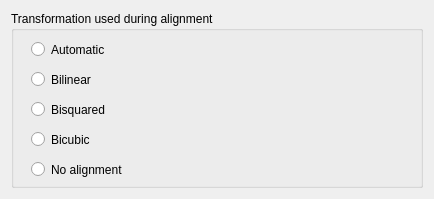
The window that DeepSkyStacker/ui/AlignmentParameters.ui (deepskystacker/DSS) describes before a commit, drawn with Qt 5.
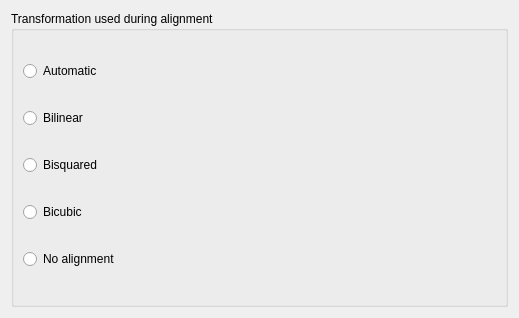
The same window after the commit.

Patch:
```diff
--- a/DeepSkyStacker/ui/AlignmentParameters.ui
+++ b/DeepSkyStacker/ui/AlignmentParameters.ui
@@ -6,8 +6,8 @@
    <rect>
     <x>0</x>
     <y>0</y>
-    <width>434</width>
-    <height>199</height>
+    <width>519</width>
+    <height>318</height>
    </rect>
   </property>
   <property name="windowTitle">
@@ -19,79 +19,35 @@
      <property name="title">
       <string>Transformation used during alignment</string>
      </property>
-     <widget class="QRadioButton" name="alignAuto">
-      <property name="geometry">
-       <rect>
-        <x>20</x>
-        <y>30</y>
-        <width>161</width>
-        <height>17</height>
-       </rect>
-      </property>
-      <property name="text">
-       <string>Automatic</string>
-      </property>
-     </widget>
-     <widget class="QRadioButton" name="alignBilinear">
-      <property name="geometry">
-       <rect>
-        <x>20</x>
-        <y>60</y>
-        <width>161</width>
-        <height>17</height>
-       </rect>
-      </property>
-      <property name="text">
-       <string>Bilinear</string>
-      </property>
-     </widget>
+     <layout class="QGridLayout" name="gridLayout">
+      <item row="2" column="0">
      <widget class="QRadioButton" name="alignBisquared">
-      <property name="geometry">
-       <rect>
-        <x>20</x>
-        <y>90</y>
-        <width>161</width>
-        <height>17</height>
-       </rect>
-      </property>
       <property name="text">
        <string>Bisquared</string>
       </property>
      </widget>
-     <widget class="QRadioButton" name="alignBicubic">
-      <property name="geometry">
-       <rect>
-        <x>20</x>
-        <y>120</y>
-        <width>161</width>
-        <height>17</height>
-       </rect>
-      </property>
-      <property name="text">
-       <string>Bicubic</string>
-      </property>
-     </widget>
+      </item>
+      <item row="4" column="0">
      <widget class="QRadioButton" name="alignNone">
-      <property name="geometry">
-       <rect>
-        <x>20</x>
-        <y>150</y>
-        <width>161</width>
-        <height>17</height>
-       </rect>
-      </property>
       <property name="text">
        <string>No alignment</string>
       </property>
      </widget>
+      </item>
+      <item row="1" column="0">
+       <widget class="QRadioButton" name="alignBilinear">
+        <property name="text">
+         <string>Bilinear</string>
+        </property>
+       </widget>
+      </item>
+      <item row="0" column="2" rowspan="5">
      <widget class="QLabel" name="text">
-      <property name="geometry">
-       <rect>
-        <x>190</x>
-        <y>30</y>
-        <width>211</width>
-        <height>71</height>
-       </rect>
+        <property name="sizePolicy">
+         <sizepolicy hsizetype="Expanding" vsizetype="Preferred">
+          <horstretch>0</horstretch>
+          <verstretch>0</verstretch>
+         </sizepolicy>
       </property>
       <property name="text">
        <string/>
@@ -103,6 +59,29 @@
        <bool>true</bool>
       </property>
      </widget>
+      </item>
+      <item row="3" column="0">
+       <widget class="QRadioButton" name="alignBicubic">
+        <property name="text">
+         <string>Bicubic</string>
+        </property>
+       </widget>
+      </item>
+      <item row="0" column="0">
+       <widget class="QRadioButton" name="alignAuto">
+        <property name="text">
+         <string>Automatic</string>
+        </property>
+       </widget>
+      </item>
+      <item row="1" column="1">
+       <widget class="QLabel" name="label">
+        <property name="text">
+         <string>                              </string>
+        </property>
+       </widget>
+      </item>
+     </layout>
     </widget>
    </item>
   </layout>
```
Lines whose indentation alone changed are shown as unchanged.
